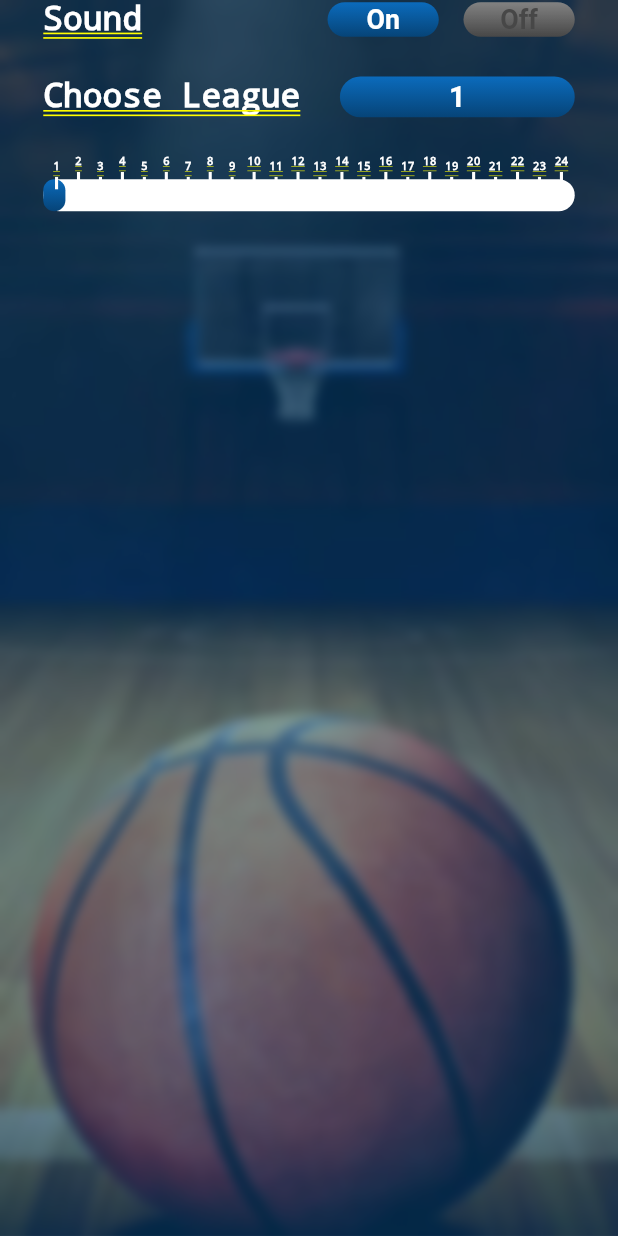
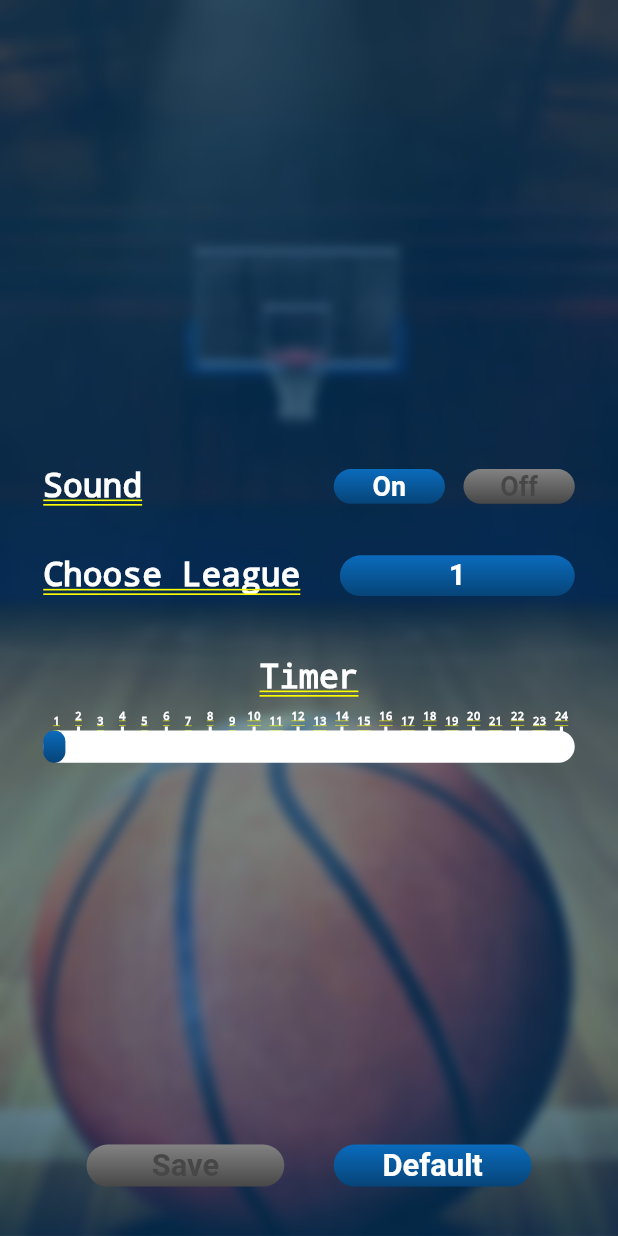
Before and after one commit to MohilSQ/evening_stat, a Flutter app: the OptionScreen screen opened by its route, on a phone screen of 412 x 824 dp. Run offline on Flutter 3.47's test engine with Material 2 defaults, Android fonts, the phone set to English and light mode, and no system bars; our stand-ins replace another_xlider, connectivity_plus, cookie_jar, dio, dio_cookie_manager, fluttertoast and 3 more; accounts and stored records are empty.

Commit message:
Mohil (Work on option screen)

```diff
--- a/lib/res/constant/app_assets.dart
+++ b/lib/res/constant/app_assets.dart
@@ -12,6 +12,7 @@ class AppAssets {
   static const String interest = "${imagesPath}interest.png";
   static const String over = "${imagesPath}over.png";
 
-// Tab Night -------->>
+// Option -------->>
   static const String lightBG = "${imagesPath}light_bg.png";
+  static const String alertBG = "${imagesPath}alert_bg.png";
 }
--- a/lib/screens/option/option_screen.dart
+++ b/lib/screens/option/option_screen.dart
@@ -34,6 +34,7 @@ class OptionScreen extends GetView<OptionController> {
         Padding(
           padding: EdgeInsets.symmetric(horizontal: 7.w),
           child: Column(
+            mainAxisAlignment: MainAxisAlignment.center,
             children: [
               Row(
                 children: [
@@ -50,7 +51,7 @@ class OptionScreen extends GetView<OptionController> {
                     title: "On",
                     onPressed: () {},
                   ),
-                  SizedBox(width: 4.w),
+                  SizedBox(width: 3.w),
                   AppButton(
                     title: "Off",
                     disableButton: true,
@@ -58,7 +59,7 @@ class OptionScreen extends GetView<OptionController> {
                   ),
                 ],
               ),
-              const SizedBox(height: 25),
+              SizedBox(height: 4.h),
               Row(
                 children: [
                   Text(
@@ -110,16 +111,14 @@ class OptionScreen extends GetView<OptionController> {
                           ),
                         ),
                         selectedItemBuilder: (context) => controller.items
-                            .map(
-                              (e) => Text(
-                                e,
+                            .map((value) => Text(
+                                  value,
                                   style: TextStyle(
                                     fontSize: 14.sp,
                                     color: AppColors.whiteColor,
                                     fontWeight: FontWeight.w600,
                                   ),
-                              ),
-                            )
+                                ))
                             .toList(),
                         items: controller.items.map((String items) {
                           return DropdownMenuItem(
@@ -149,11 +148,46 @@ class OptionScreen extends GetView<OptionController> {
                   ),
                 ],
               ),
-              const SizedBox(height: 25),
+              SizedBox(height: 5.h),
+              Text(
+                "Timer",
+                style: TextStyle(
+                  fontSize: 16.sp,
+                  color: AppColors.whiteColor,
+                  fontWeight: FontWeight.w600,
+                ),
+              ),
+              SizedBox(height: 1.h),
               Stack(
                 children: [
+                  Row(
+                      crossAxisAlignment: CrossAxisAlignment.end,
+                      mainAxisAlignment: MainAxisAlignment.spaceEvenly,
+                      children: controller.steps
+                          .map((value) => SizedBox(
+                                width: 2.8.w,
+                                child: Column(
+                                  children: [
+                                    Text(
+                                      value,
+                                      style: TextStyle(
+                                        fontSize: 5.5.sp,
+                                        color: AppColors.whiteColor,
+                                        fontWeight: FontWeight.w600,
+                                      ),
+                                    ),
+                                    SizedBox(height: 0.3.h),
                                     Container(
-                    padding: EdgeInsets.only(top: 1.45.h),
+                                      height: (int.parse(value) % 2 == 0) ? 1.4.h : 1.h,
+                                      width: 0.5.w,
+                                      color: AppColors.whiteColor,
+                                    ),
+                                  ],
+                                ),
+                              ))
+                          .toList()),
+                  Container(
+                    padding: EdgeInsets.only(top: 1.2.h),
                     child: FlutterSlider(
                       values: const [1],
                       max: 24,
@@ -197,35 +231,36 @@ class OptionScreen extends GetView<OptionController> {
                       ),
                     ),
                   ),
-                  Row(
-                      crossAxisAlignment: CrossAxisAlignment.end,
-                      mainAxisAlignment: MainAxisAlignment.spaceEvenly,
-                      children: controller.steps
-                          .map((value) => SizedBox(
-                                width: 2.8.w,
-                                child: Column(
-                                  children: [
-                                    Text(
-                                      value,
-                                      style: TextStyle(
-                                        fontSize: 5.5.sp,
-                                        color: AppColors.whiteColor,
-                                        fontWeight: FontWeight.w600,
-                                      ),
-                                    ),
-                                    SizedBox(height: 0.3.h),
-                                    Container(
-                                      height: (int.parse(value) % 2 == 0) ? 1.4.h : 1.h,
-                                      width: 0.5.w,
-                                      color: AppColors.whiteColor,
+                ],
               ),
             ],
           ),
-                              ))
-                          .toList()),
+        ),
+        Align(
+          alignment: Alignment.bottomCenter,
+          child: Padding(
+            padding: EdgeInsets.only(bottom: 4.h),
+            child: Row(
+              mainAxisAlignment: MainAxisAlignment.center,
+              children: [
+                AppButton(
+                  title: "Save",
+                  width: 32.w,
+                  height: 3.4.h,
+                  fontSize: 15.sp,
+                  disableButton: true,
+                  onPressed: () {},
+                ),
+                SizedBox(width: 8.w),
+                AppButton(
+                  title: "Default",
+                  width: 32.w,
+                  height: 3.4.h,
+                  fontSize: 15.sp,
+                  onPressed: () {},
+                ),
               ],
             ),
-            ],
           ),
         ),
       ],
```
Also changed, not shown: assets/images/alert_bg.png (added). Lines whose indentation alone changed are shown as unchanged.
